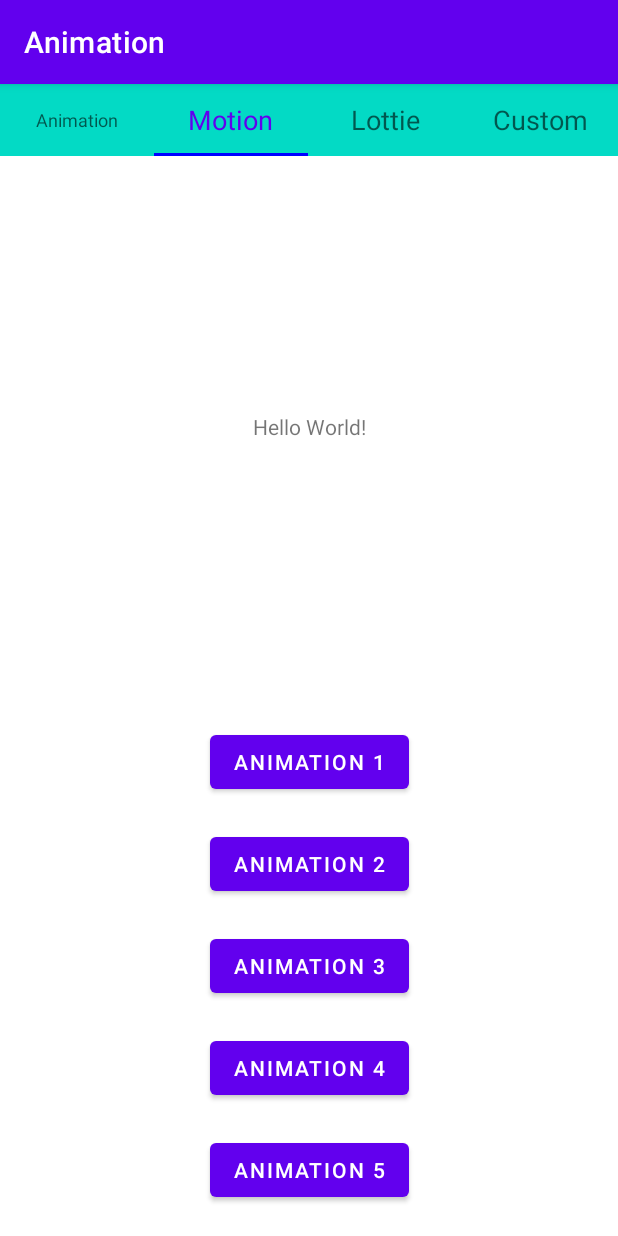
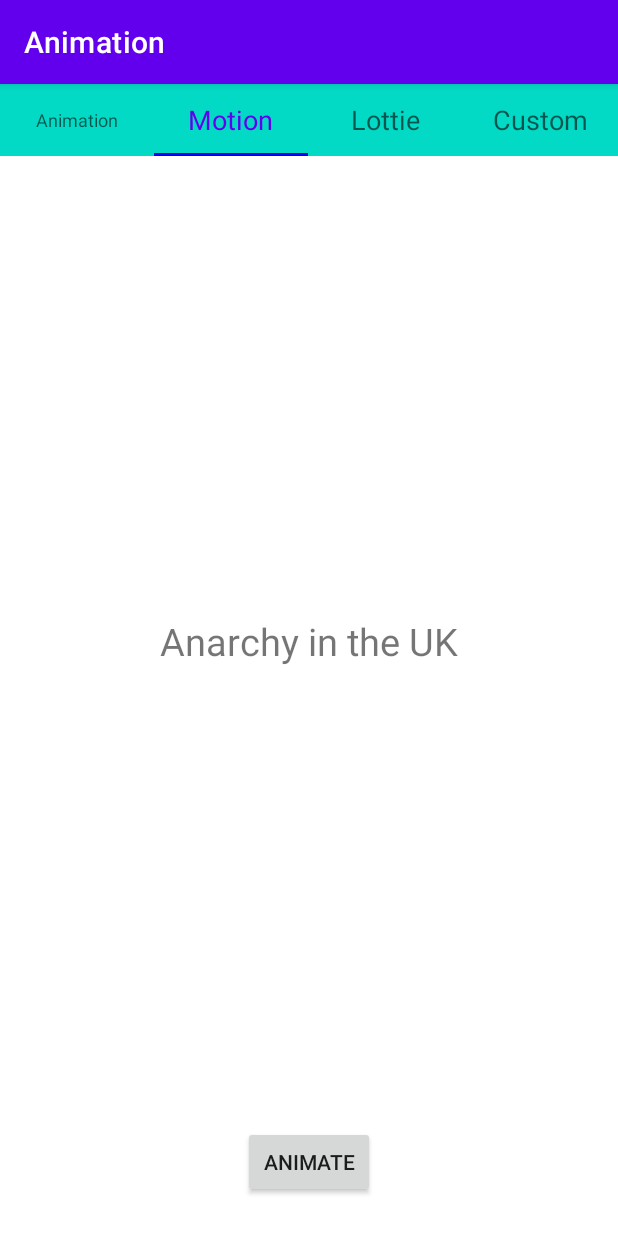
Before and after one commit to Flight552/SkillboxAnimationLesson, an Android app: the screen it shows after launch (MainActivity), tab 2 chosen, on a phone screen of 412 x 824 dp. Run offline under Robolectric (Android 15) with nearby library versions, the phone set to English and light mode, and no system bars; Roboto replaces fonts that are not available here.

Commit message:
Motion Layout

```diff
--- /dev/null
+++ b/app/src/main/java/com/example/animation/fragments/MotionFragment.kt
@@ -0,0 +1,20 @@
+package com.example.animation.fragments
+
+import android.os.Bundle
+import android.view.View
+import com.example.animation.ViewBindingFragment
+import com.example.animation.databinding.FragmentAnimationBinding
+import com.example.animation.databinding.FragmentMotionBinding
+
+class MotionFragment : ViewBindingFragment<FragmentMotionBinding>(FragmentMotionBinding::inflate) {
+    override fun onViewCreated(view: View, savedInstanceState: Bundle?) {
+        super.onViewCreated(view, savedInstanceState)
+        startMotion()
+    }
+
+    private fun startMotion() {
+        binding.btMotion.setOnClickListener {
+            binding.layoutMotion.transitionToEnd()
+        }
+    }
+}
--- a/app/src/main/java/com/example/animation/fragments/TabsPagerAdapter.kt
+++ b/app/src/main/java/com/example/animation/fragments/TabsPagerAdapter.kt
@@ -22,9 +22,9 @@ class TabsPagerAdapter(fm: FragmentManager, lifecycle: Lifecycle, private var nu
                 // # motion Fragment
                 val bundle = Bundle()
                 bundle.putString("fragmentName", "Movies Fragment")
-                val moviesFragment = AnimationFragment()
-                moviesFragment.arguments = bundle
-                return moviesFragment
+                val motionFragment = MotionFragment()
+                motionFragment.arguments = bundle
+                return motionFragment
             }
             2 -> {
                 // # lottie Fragment
--- /dev/null
+++ b/app/src/main/res/layout/fragment_motion.xml
@@ -0,0 +1,33 @@
+<?xml version="1.0" encoding="utf-8"?>
+<androidx.constraintlayout.motion.widget.MotionLayout xmlns:android="http://schemas.android.com/apk/res/android"
+    xmlns:app="http://schemas.android.com/apk/res-auto"
+    android:id="@+id/layoutMotion"
+    android:layout_width="match_parent"
+    android:layout_height="match_parent"
+    android:background="@color/white"
+    app:layoutDescription="@xml/fragment_motion_scene">
+
+    <TextView
+        android:id="@+id/tvMotionText"
+        android:layout_width="wrap_content"
+        android:layout_height="wrap_content"
+        android:text="Anarchy in the UK"
+        android:textSize="25sp"
+        app:layout_constraintEnd_toEndOf="parent"
+        app:layout_constraintStart_toStartOf="parent"
+        app:layout_constraintTop_toTopOf="parent"
+        app:layout_constraintBottom_toTopOf="@id/btMotion"
+        />
+
+    <androidx.appcompat.widget.AppCompatButton
+        android:id="@+id/btMotion"
+        android:layout_width="wrap_content"
+        android:layout_height="wrap_content"
+        app:layout_constraintEnd_toEndOf="parent"
+        app:layout_constraintStart_toStartOf="parent"
+        app:layout_constraintBottom_toBottomOf="parent"
+        android:layout_marginBottom="25dp"
+        android:text="Animate"
+        />
+
+</androidx.constraintlayout.motion.widget.MotionLayout>
--- /dev/null
+++ b/app/src/main/res/xml/fragment_motion_scene.xml
@@ -0,0 +1,52 @@
+<?xml version="1.0" encoding="utf-8"?>
+<MotionScene
+    xmlns:android="http://schemas.android.com/apk/res/android"
+    xmlns:motion="http://schemas.android.com/apk/res-auto">
+
+    <Transition
+        motion:constraintSetEnd="@+id/end"
+        motion:constraintSetStart="@id/start"
+        motion:duration="1000">
+    </Transition>
+
+    <ConstraintSet android:id="@+id/start">
+    </ConstraintSet>
+
+    <ConstraintSet android:id="@+id/end">
+        <Constraint
+            android:layout_width="wrap_content"
+            android:layout_height="wrap_content"
+            motion:layout_constraintBottom_toBottomOf="parent"
+            motion:layout_constraintLeft_toLeftOf="parent"
+            motion:layout_constraintRight_toRightOf="parent"
+            motion:layout_constraintTop_toTopOf="parent"
+            android:id="@+id/tvMotionText"
+            motion:layout_constraintVertical_bias="0.029999971"
+            android:scaleX="2"
+            android:scaleY="2" />
+        <Constraint
+            motion:layout_constraintEnd_toEndOf="parent"
+            android:layout_width="wrap_content"
+            android:layout_height="wrap_content"
+            motion:layout_constraintBottom_toBottomOf="parent"
+            motion:layout_constraintTop_toBottomOf="@id/tvMotionText"
+            motion:layout_constraintStart_toStartOf="parent"
+            android:id="@+id/btMotion"
+            motion:layout_constraintVertical_bias="0.5" />
+    </ConstraintSet>
+
+    <ConstraintSet
+        android:id="@+id/finish">
+        <Constraint
+            android:id="@+id/tvMotionText"
+            android:scaleX="1"
+            android:scaleY="1"
+            android:layout_width="wrap_content"
+            android:layout_height="wrap_content"
+            motion:layout_constraintBottom_toBottomOf="parent"
+            motion:layout_constraintVertical_bias="0.5"
+            motion:layout_constraintLeft_toLeftOf="parent"
+            motion:layout_constraintRight_toRightOf="parent"
+            motion:layout_constraintTop_toTopOf="parent" />
+    </ConstraintSet>
+</MotionScene>
```
